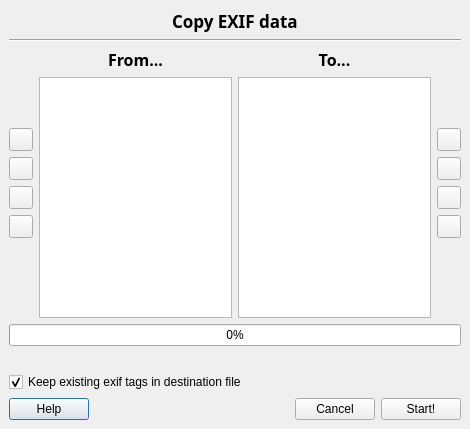
First picture: the form in forms/transplantexifdialog.ui, repository LuminanceHDR/LuminanceHDR, before the edit.
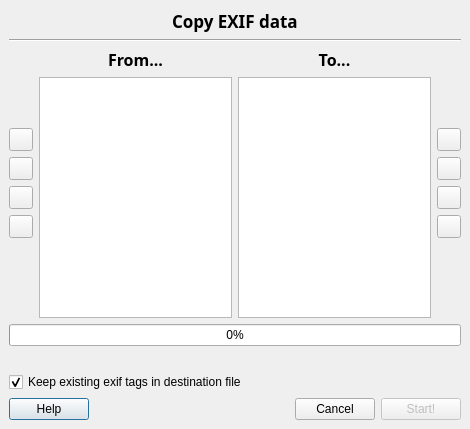
Second picture: the form after the edit. Icons and pictures are not drawn.

Diff of the .ui file:
```diff
--- a/forms/transplantexifdialog.ui
+++ b/forms/transplantexifdialog.ui
@@ -394,6 +394,9 @@
      </item>
      <item>
       <widget class="QPushButton" name="TransplantButton" >
+       <property name="enabled" >
+        <bool>false</bool>
+       </property>
        <property name="text" >
         <string>Start!</string>
        </property>
```
Left out of the diff: 3 changed lines with no effect on the pictures.
